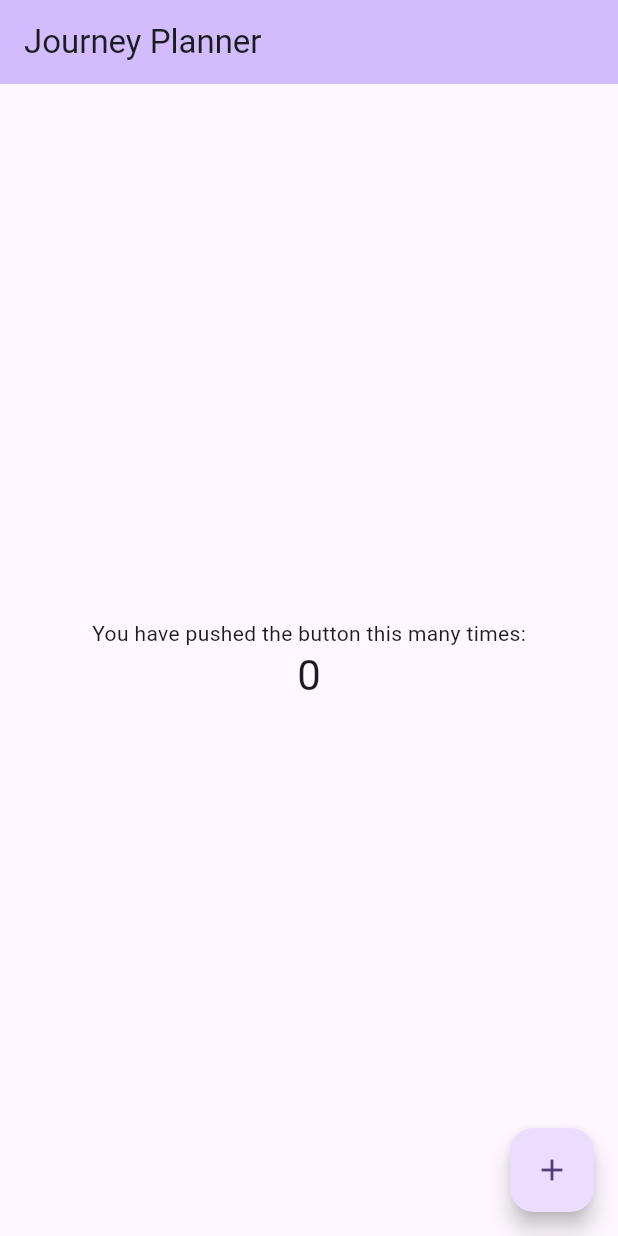
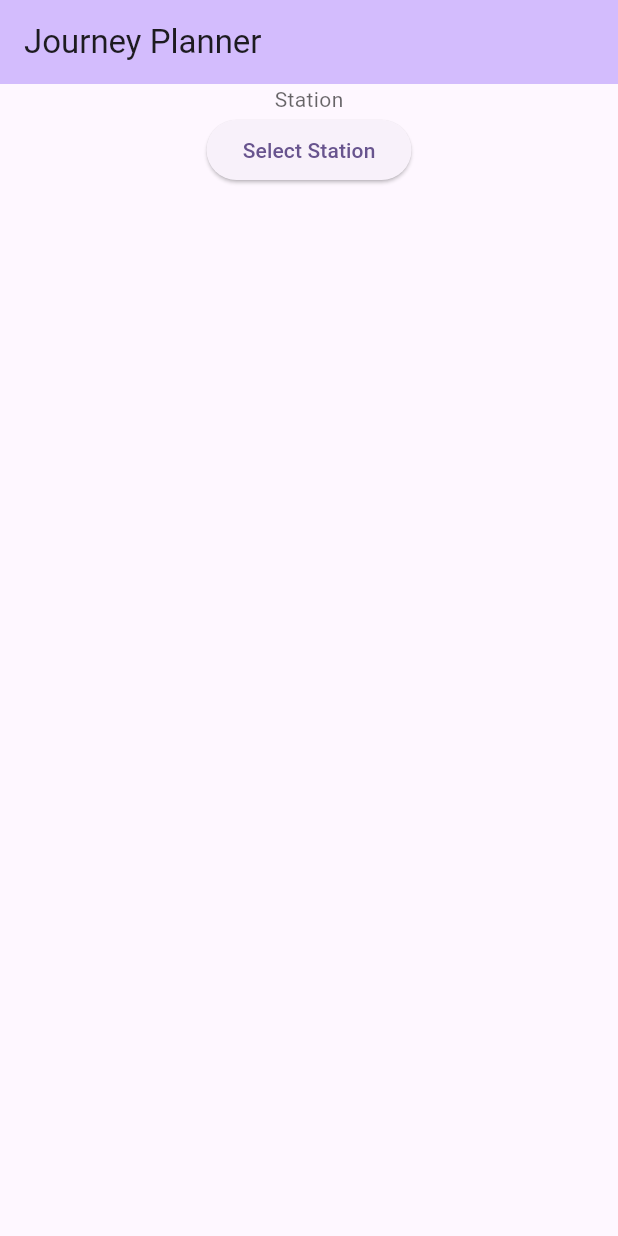
Before and after one commit to schaerfo/journeyplanner, a Flutter app: the screen it shows after launch, on a phone screen of 412 x 824 dp. Run offline on Flutter 3.47's test engine with Material 2 defaults, Android fonts, the phone set to English and light mode, and no system bars.

Commit message:
✨ Add station search

```diff
--- a/lib/main.dart
+++ b/lib/main.dart
@@ -1,5 +1,9 @@
 // SPDX-License-Identifier: GPL-3.0-or-later
 // Copyright (C) 2023 Christian Schärf
+
+import 'dart:convert';
+
+import 'package:http/http.dart' as http;
 
 import 'package:flutter/material.dart';
 
@@ -39,7 +43,7 @@ class MyApp extends StatelessWidget {
   }
 }
 
-class MyHomePage extends StatefulWidget {
+class MyHomePage extends StatelessWidget {
   const MyHomePage({super.key, required this.title});
 
   // This widget is the home page of your application. It is stateful, meaning
@@ -52,24 +56,6 @@ class MyHomePage extends StatefulWidget {
   // always marked "final".
 
   final String title;
-
-  @override
-  State<MyHomePage> createState() => _MyHomePageState();
-}
-
-class _MyHomePageState extends State<MyHomePage> {
-  int _counter = 0;
-
-  void _incrementCounter() {
-    setState(() {
-      // This call to setState tells the Flutter framework that something has
-      // changed in this State, which causes it to rerun the build method below
-      // so that the display can reflect the updated values. If we changed
-      // _counter without calling setState(), then the build method would not be
-      // called again, and so nothing would appear to happen.
-      _counter++;
-    });
-  }
 
   @override
   Widget build(BuildContext context) {
@@ -87,42 +73,151 @@ class _MyHomePageState extends State<MyHomePage> {
         backgroundColor: Theme.of(context).colorScheme.inversePrimary,
         // Here we take the value from the MyHomePage object that was created by
         // the App.build method, and use it to set our appbar title.
-        title: Text(widget.title),
+        title: Text(title),
       ),
-      body: Center(
-        // Center is a layout widget. It takes a single child and positions it
-        // in the middle of the parent.
-        child: Column(
-          // Column is also a layout widget. It takes a list of children and
-          // arranges them vertically. By default, it sizes itself to fit its
-          // children horizontally, and tries to be as tall as its parent.
-          //
-          // Column has various properties to control how it sizes itself and
-          // how it positions its children. Here we use mainAxisAlignment to
-          // center the children vertically; the main axis here is the vertical
-          // axis because Columns are vertical (the cross axis would be
-          // horizontal).
-          //
-          // TRY THIS: Invoke "debug painting" (choose the "Toggle Debug Paint"
-          // action in the IDE, or press "p" in the console), to see the
-          // wireframe for each widget.
-          mainAxisAlignment: MainAxisAlignment.center,
-          children: <Widget>[
-            const Text(
-              'You have pushed the button this many times:',
-            ),
-            Text(
-              '$_counter',
-              style: Theme.of(context).textTheme.headlineMedium,
+      body: const Center(child: StopoverQuery()),
+    );
+  }
+}
+
+class StopoverQuery extends StatefulWidget {
+  const StopoverQuery({super.key});
+
+  @override
+  State<StopoverQuery> createState() => _StopoverQueryState();
+}
+
+class _StopoverQueryState extends State<StopoverQuery> {
+  Station? _selectedStation;
+
+  @override
+  Widget build(BuildContext context) {
+    final theme = Theme.of(context);
+
+    return Column(
+      children: [
+        _selectedStation == null
+            ? Text(
+                "Station",
+                style: TextStyle(color: theme.hintColor),
+              )
+            : Text(_selectedStation!.name),
+        ElevatedButton(
+            onPressed: () {
+              _openStationSearch(context);
+            },
+            child: const Text('Select Station')),
+      ],
+    );
+  }
+
+  void _openStationSearch(BuildContext context) async {
+    final station = await Navigator.push(context,
+        MaterialPageRoute(builder: (context) => const StationSearchPage()));
+    setState(() {
+      _selectedStation = station;
+    });
+  }
+}
+
+class StationSearchPage extends StatelessWidget {
+  const StationSearchPage({super.key});
+
+  @override
+  Widget build(BuildContext context) {
+    return Scaffold(
+      appBar: AppBar(
+        backgroundColor: Theme.of(context).colorScheme.inversePrimary,
+        title: const Text('Select Station'),
+      ),
+      body: const Center(child: StationSearch()),
+    );
+  }
+}
+
+class StationSearch extends StatefulWidget {
+  const StationSearch({
+    super.key,
+  });
+
+  @override
+  State<StationSearch> createState() => _StationSearchState();
+}
+
+class Station {
+  const Station({required this.id, required this.name});
+
+  final String id; // The id is a string in the API response
+  final String name;
+}
+
+class _StationSearchState extends State<StationSearch> {
+  var _searchInProgress = false;
+  final _searchResults = <Station>[];
+  final _client = http.Client();
+
+  void searchStation(String query) async {
+    var uri = Uri(
+        scheme: 'https',
+        host: 'v6.db.transport.rest',
+        path: 'stations',
+        queryParameters: {'query': query});
+    setState(() {
+      _searchInProgress = true;
+    });
+    var response = await _client.get(uri);
+    if (response.statusCode != 200) {
+      print("Error: HTTP status ${response.statusCode}");
+      return;
+    }
+    var decoded = jsonDecode(utf8.decode(response.bodyBytes));
+    setState(() {
+      _searchInProgress = false;
+      _searchResults.clear();
+      for (var currStation in decoded.values) {
+        _searchResults
+            .add(Station(id: currStation['id'], name: currStation['name']));
+      }
+    });
+  }
+
+  @override
+  Widget build(BuildContext context) {
+    return Column(
+      children: <Widget>[
+        Row(
+          mainAxisSize: MainAxisSize.min,
+          children: [
+            const Text('Station:'),
+            const SizedBox(width: 10),
+            SizedBox(
+              width: 150,
+              child: TextField(
+                onSubmitted: (value) {
+                  searchStation(value);
+                },
+              ),
             ),
           ],
         ),
-      ),
-      floatingActionButton: FloatingActionButton(
-        onPressed: _incrementCounter,
-        tooltip: 'Increment',
-        child: const Icon(Icons.add),
-      ), // This trailing comma makes auto-formatting nicer for build methods.
+        const SizedBox(
+          height: 15,
+        ),
+        if (_searchInProgress) const CircularProgressIndicator(),
+        for (var currResult in _searchResults)
+          Column(
+            children: [
+              const SizedBox(
+                height: 5,
+              ),
+              ElevatedButton(
+                  onPressed: () {
+                    Navigator.pop(context, currResult);
+                  },
+                  child: Text(currResult.name)),
+            ],
+          ),
+      ],
     );
   }
 }
--- a/pubspec.yaml
+++ b/pubspec.yaml
@@ -35,6 +35,8 @@ dependencies:
   # The following adds the Cupertino Icons font to your application.
   # Use with the CupertinoIcons class for iOS style icons.
   cupertino_icons: ^1.0.2
+
+  http: ^1.0.0
 
 dev_dependencies:
   flutter_test:
```
Also changed, not shown: pubspec.lock.
